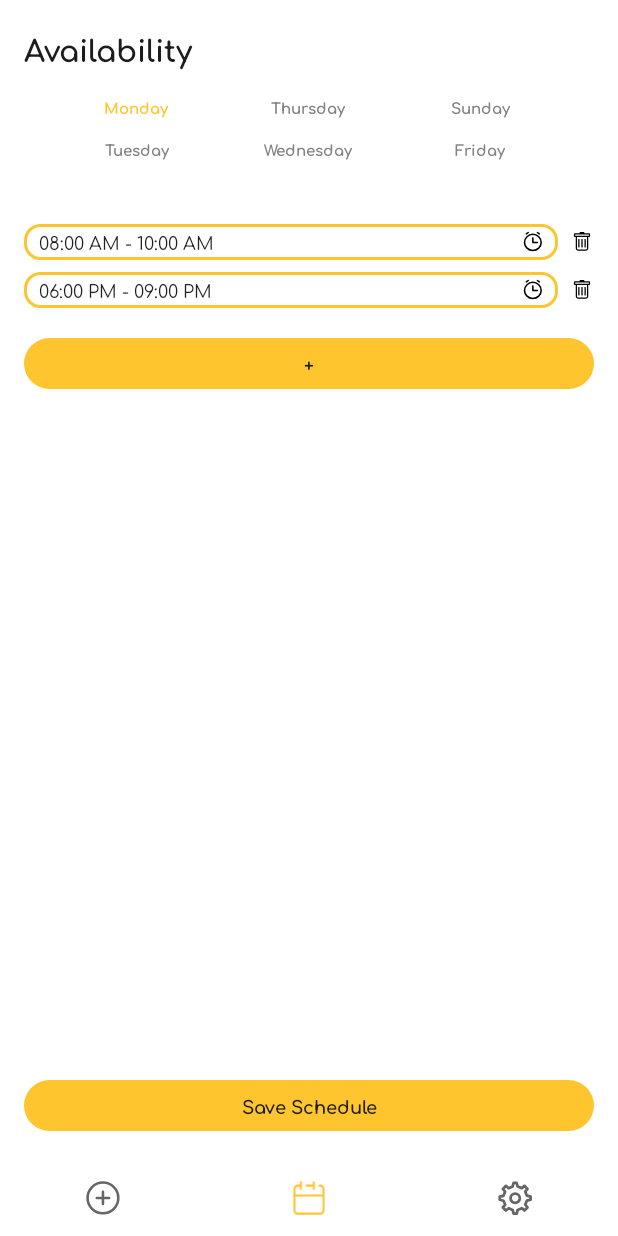
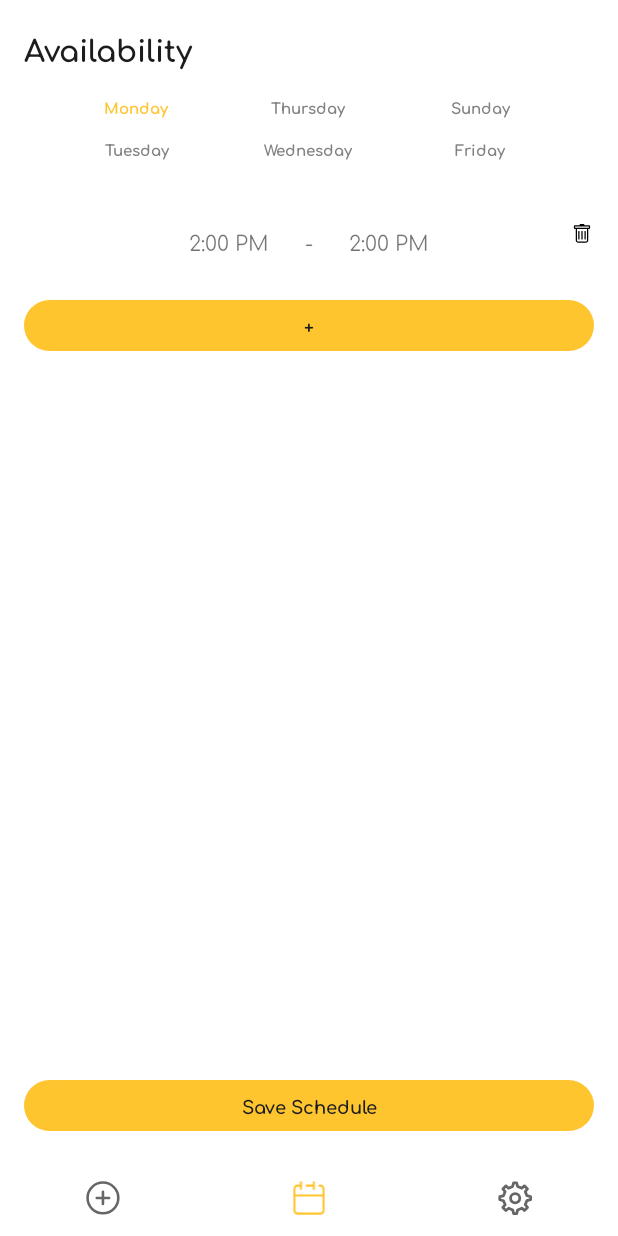
Before and after one commit to dfontalv20/UniTasker, an Android app: the fragment AvailabilityFragment placed in its activity, on a phone screen of 412 x 824 dp. Run offline under Robolectric (Android 15) with nearby library versions, the phone set to English and light mode, and no system bars; our stand-ins replace FlexboxLayout.

Commit message:
feat: Added new availability time selection

```diff
--- a/app/src/main/java/com/example/unitasker/AvailabilityFragment.kt
+++ b/app/src/main/java/com/example/unitasker/AvailabilityFragment.kt
@@ -1,17 +1,54 @@
 package com.example.unitasker
 
+import android.app.Dialog
+import android.app.TimePickerDialog
 import android.os.Bundle
 import androidx.fragment.app.Fragment
 import android.view.LayoutInflater
 import android.view.View
 import android.view.ViewGroup
+import android.widget.TextView
+import android.widget.Toast
+import androidx.fragment.app.DialogFragment
+import java.time.LocalTime
 
 class AvailabilityFragment : Fragment() {
+
+    var startTime: TextView? = null
+    var endTime: TextView? = null
 
     override fun onCreateView(
         inflater: LayoutInflater, container: ViewGroup?,
         savedInstanceState: Bundle?
     ): View? {
-        return inflater.inflate(R.layout.availability_form, container, false)
+        val view = inflater.inflate(R.layout.availability_form, container, false)
+        startTime = view?.findViewById(R.id.start_time)
+        endTime = view?.findViewById(R.id.end_time)
+        startTime?.setOnClickListener { showStartTimePicker() }
+        endTime?.setOnClickListener { showEndTimePicker() }
+        return view
+    }
+
+    private fun showStartTimePicker() {
+        showDialog()
+    }
+    private fun showEndTimePicker() {
+        showDialog()
+    }
+    private fun showDialog() {
+        TimePickerFragment().show(this.parentFragmentManager, "time-picker")
+    }
+
+    class TimePickerFragment : DialogFragment() {
+        private var hour: Int
+        private var minute: Int
+        init {
+            val now = LocalTime.now()
+            hour = now.hour
+            minute = now.minute
+        }
+        override fun onCreateDialog(savedInstanceState: Bundle?): Dialog {
+            return TimePickerDialog(requireActivity(),null, hour, minute, false)
+        }
     }
 }
--- a/app/src/main/res/layout/availability_form.xml
+++ b/app/src/main/res/layout/availability_form.xml
@@ -1,6 +1,7 @@
 <?xml version="1.0" encoding="utf-8"?>
 <androidx.constraintlayout.widget.ConstraintLayout xmlns:android="http://schemas.android.com/apk/res/android"
     xmlns:app="http://schemas.android.com/apk/res-auto"
+    xmlns:tools="http://schemas.android.com/tools"
     android:layout_width="match_parent"
     android:layout_height="match_parent">
 
@@ -76,64 +77,49 @@
             android:layout_height="wrap_content"
             android:layout_marginBottom="16dp"
             android:orientation="vertical">
-
-            <LinearLayout
+            <androidx.constraintlayout.widget.ConstraintLayout
                 android:layout_width="match_parent"
                 android:layout_height="wrap_content"
-                android:layout_marginBottom="8dp"
-                android:orientation="horizontal">
+                android:layout_marginBottom="8dp">
+                <LinearLayout
+                    android:layout_width="wrap_content"
+                    android:layout_height="wrap_content"
+                    android:gravity="center"
+                    app:layout_constraintBottom_toBottomOf="parent"
+                    app:layout_constraintEnd_toEndOf="parent"
+                    app:layout_constraintStart_toStartOf="parent"
+                    app:layout_constraintTop_toTopOf="parent">
 
-                <EditText
-                    android:id="@+id/editTextTextPersonName7"
-                    android:layout_width="0dp"
-                    android:layout_height="24dp"
-                    android:layout_weight="1"
-                    android:background="@drawable/rounded_edittext_background"
-                    android:backgroundTint="@color/primary"
-                    android:backgroundTintMode="add"
-                    android:ems="10"
-                    android:inputType="time"
-                    android:paddingStart="10dp"
-                    android:paddingEnd="10dp"
-                    android:text="08:00 AM - 10:00 AM"
-                    android:textSize="12sp"
-                    app:drawableEndCompat="@drawable/ic_time" />
+                    <TextView
+                        android:id="@+id/start_time"
+                        android:layout_width="wrap_content"
+                        android:layout_height="match_parent"
+                        android:gravity="center"
+                        android:text="2:00 PM" />
 
+                    <TextView
+                        android:layout_width="wrap_content"
+                        android:layout_height="match_parent"
+                        android:layout_marginHorizontal="24dp"
+                        android:gravity="center"
+                        android:text="-" />
+
+                    <TextView
+                        android:id="@+id/end_time"
+                        android:layout_width="wrap_content"
+                        android:layout_height="match_parent"
+                        android:gravity="center"
+                        android:text="2:00 PM" />
+
+                </LinearLayout>
                 <ImageButton
                     android:layout_width="16dp"
                     android:layout_height="match_parent"
-                    android:layout_marginStart="8dp"
                     android:background="@android:color/transparent"
-                    app:srcCompat="@drawable/ic_trash" />
-            </LinearLayout>
-
-            <LinearLayout
-                android:layout_width="match_parent"
-                android:layout_height="wrap_content"
-                android:orientation="horizontal">
-
-                <EditText
-                    android:layout_width="0dp"
-                    android:layout_height="24dp"
-                    android:layout_weight="1"
-                    android:background="@drawable/rounded_edittext_background"
-                    android:backgroundTint="@color/primary"
-                    android:backgroundTintMode="add"
-                    android:ems="10"
-                    android:inputType="time"
-                    android:paddingStart="10dp"
-                    android:paddingEnd="10dp"
-                    android:text="06:00 PM - 09:00 PM"
-                    android:textSize="12sp"
-                    app:drawableEndCompat="@drawable/ic_time" />
-
-                <ImageButton
-                    android:layout_width="16dp"
-                    android:layout_height="match_parent"
-                    android:layout_marginStart="8dp"
-                    android:background="@android:color/transparent"
-                    app:srcCompat="@drawable/ic_trash" />
-            </LinearLayout>
+                    app:layout_constraintEnd_toEndOf="parent"
+                    app:srcCompat="@drawable/ic_trash"
+                    tools:layout_editor_absoluteY="5dp" />
+            </androidx.constraintlayout.widget.ConstraintLayout>
         </LinearLayout>
 
 
```
